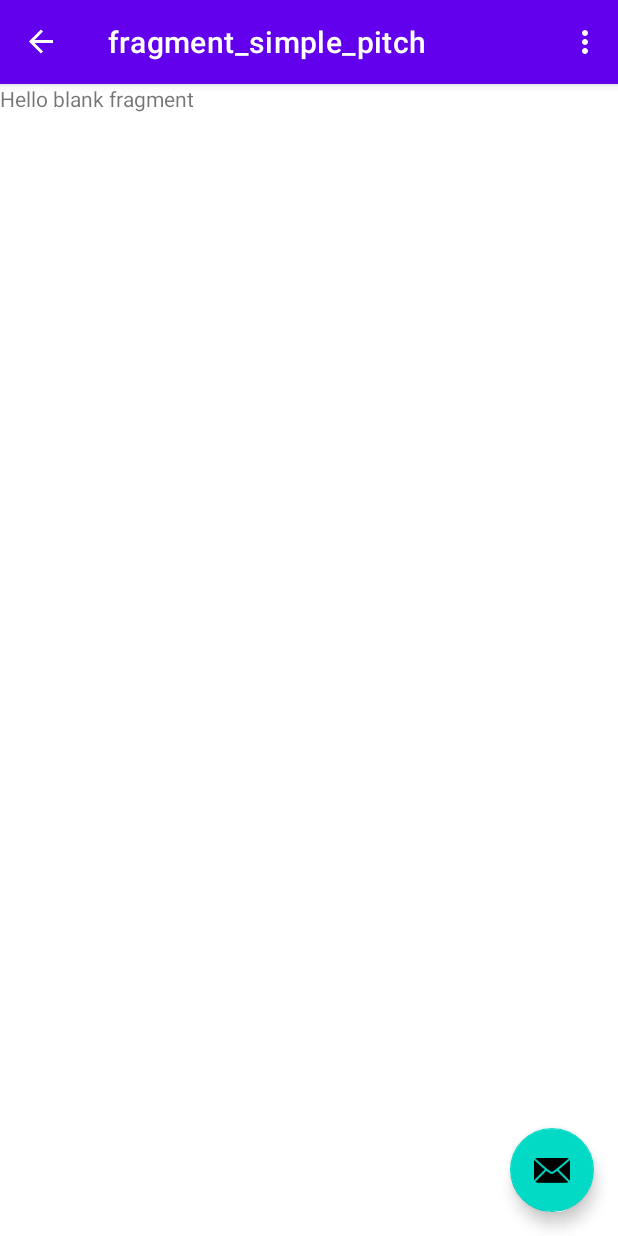
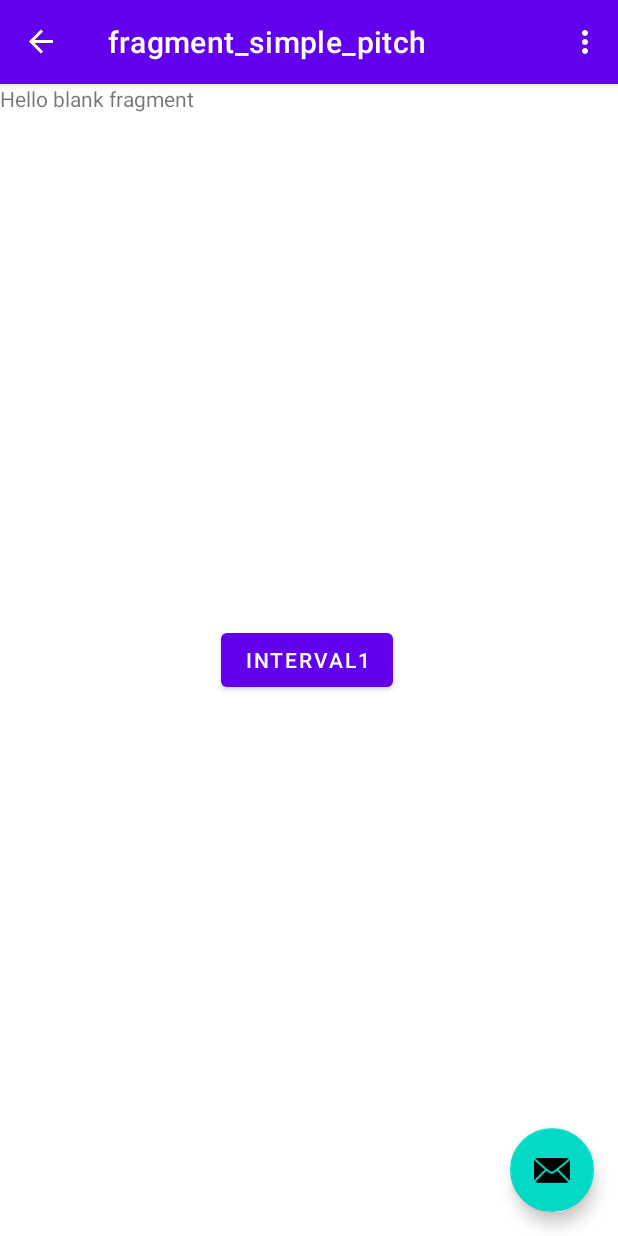
Before and after one commit to DavidRadberg/PitchTrainer, an Android app: the SimplePitch screen opened through its navigation route, on a phone screen of 412 x 824 dp. Run offline under Robolectric (Android 15) with nearby library versions, the phone set to English and light mode, and no system bars; our stand-ins replace navigation-ui.

Commit message:
button makes sound

```diff
--- a/app/src/main/java/com/example/pitchtrainer/SimplePitch.kt
+++ b/app/src/main/java/com/example/pitchtrainer/SimplePitch.kt
@@ -7,6 +7,10 @@ import androidx.fragment.app.Fragment
 import android.view.LayoutInflater
 import android.view.View
 import android.view.ViewGroup
+import androidx.navigation.fragment.findNavController
+import com.example.pitchtrainer.databinding.FragmentFirstBinding
+import com.example.pitchtrainer.databinding.FragmentSecondBinding
+import com.example.pitchtrainer.databinding.FragmentSimplePitchBinding
 
 // TODO: Rename parameter arguments, choose names that match
 // the fragment initialization parameters, e.g. ARG_ITEM_NUMBER
@@ -24,6 +28,12 @@ class SimplePitch : Fragment() {
     private var param2: String? = null
     private var mediaPlayer: MediaPlayer? = null
 
+    private var _binding: FragmentSimplePitchBinding? = null
+
+    // This property is only valid between onCreateView and
+    // onDestroyView.
+    private val binding get() = _binding!!
+
     override fun onCreate(savedInstanceState: Bundle?) {
         super.onCreate(savedInstanceState)
         arguments?.let {
@@ -31,18 +41,37 @@ class SimplePitch : Fragment() {
             param2 = it.getString(ARG_PARAM2)
         }
         mediaPlayer = MediaPlayer.create(activity, R.raw.ff4a)
-        mediaPlayer?.setOnPreparedListener {
-            println("mediaplayer ready")
-        }
-        mediaPlayer?.start()
+        //mediaPlayer?.start()
+    }
+
+    override fun onStop() {
+        mediaPlayer?.stop()
+        super.onStop()
     }
 
     override fun onCreateView(
         inflater: LayoutInflater, container: ViewGroup?,
         savedInstanceState: Bundle?
     ): View? {
-        // Inflate the layout for this fragment
-        return inflater.inflate(R.layout.fragment_simple_pitch, container, false)
+        _binding = FragmentSimplePitchBinding.inflate(inflater, container, false)
+        return binding.root
+    }
+
+    override fun onViewCreated(view: View, savedInstanceState: Bundle?) {
+        super.onViewCreated(view, savedInstanceState)
+
+        binding.interval1.setOnClickListener {
+            if (mediaPlayer?.isPlaying == true) {
+                mediaPlayer?.stop()
+                mediaPlayer?.prepare()
+            }
+            mediaPlayer?.start()
+        }
+    }
+
+    override fun onDestroyView() {
+        super.onDestroyView()
+        _binding = null
     }
 
     companion object {
--- a/app/src/main/res/layout/fragment_simple_pitch.xml
+++ b/app/src/main/res/layout/fragment_simple_pitch.xml
@@ -1,14 +1,31 @@
 <?xml version="1.0" encoding="utf-8"?>
 <FrameLayout xmlns:android="http://schemas.android.com/apk/res/android"
+    xmlns:app="http://schemas.android.com/apk/res-auto"
     xmlns:tools="http://schemas.android.com/tools"
     android:layout_width="match_parent"
     android:layout_height="match_parent"
     tools:context=".SimplePitch">
 
     <!-- TODO: Update blank fragment layout -->
+    <androidx.constraintlayout.widget.ConstraintLayout
+        android:layout_width="409dp"
+        android:layout_height="match_parent"
+        tools:layout_editor_absoluteX="1dp">
+
+        <Button
+            android:id="@+id/interval1"
+            android:layout_width="wrap_content"
+            android:layout_height="wrap_content"
+            android:text="interval1"
+            app:layout_constraintBottom_toBottomOf="parent"
+            app:layout_constraintEnd_toEndOf="parent"
+            app:layout_constraintStart_toStartOf="parent"
+            app:layout_constraintTop_toTopOf="parent" />
+    </androidx.constraintlayout.widget.ConstraintLayout>
+
     <TextView
         android:layout_width="match_parent"
-        android:layout_height="match_parent"
+        android:layout_height="707dp"
         android:text="@string/hello_blank_fragment" />
 
 </FrameLayout>
```
Also changed, not shown: 1 other file.
